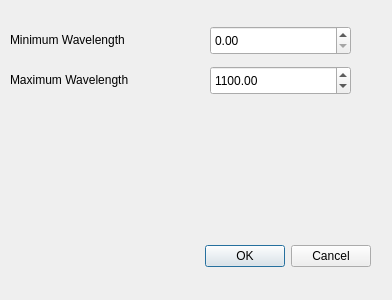
Qt form formslideplotsettings.ui (JairoSalazarV/QtHypCam) before a commit.
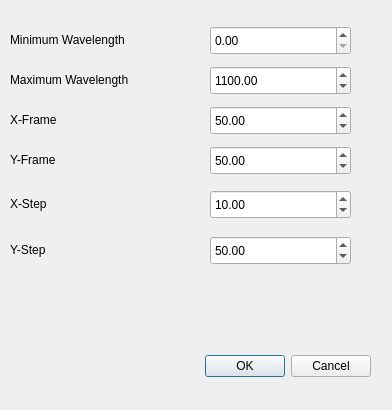
The same form after that commit.

Patch:
```diff
--- a/formslideplotsettings.ui
+++ b/formslideplotsettings.ui
@@ -7,7 +7,7 @@
     <x>0</x>
     <y>0</y>
     <width>392</width>
-    <height>300</height>
+    <height>410</height>
    </rect>
   </property>
   <property name="windowTitle">
@@ -17,7 +17,7 @@
    <property name="geometry">
     <rect>
      <x>30</x>
-     <y>240</y>
+     <y>350</y>
      <width>341</width>
      <height>32</height>
     </rect>
@@ -93,6 +93,134 @@
     <string>Maximum Wavelength</string>
    </property>
   </widget>
+  <widget class="QDoubleSpinBox" name="spinBoxXFrame">
+   <property name="geometry">
+    <rect>
+     <x>210</x>
+     <y>106</y>
+     <width>141</width>
+     <height>29</height>
+    </rect>
+   </property>
+   <property name="minimum">
+    <double>0.000000000000000</double>
+   </property>
+   <property name="maximum">
+    <double>15000.000000000000000</double>
+   </property>
+   <property name="value">
+    <double>50.000000000000000</double>
+   </property>
+  </widget>
+  <widget class="QLabel" name="label_3">
+   <property name="geometry">
+    <rect>
+     <x>10</x>
+     <y>110</y>
+     <width>181</width>
+     <height>20</height>
+    </rect>
+   </property>
+   <property name="text">
+    <string>X-Frame</string>
+   </property>
+  </widget>
+  <widget class="QDoubleSpinBox" name="spinBoxYFrame">
+   <property name="geometry">
+    <rect>
+     <x>210</x>
+     <y>146</y>
+     <width>141</width>
+     <height>29</height>
+    </rect>
+   </property>
+   <property name="minimum">
+    <double>0.000000000000000</double>
+   </property>
+   <property name="maximum">
+    <double>15000.000000000000000</double>
+   </property>
+   <property name="value">
+    <double>50.000000000000000</double>
+   </property>
+  </widget>
+  <widget class="QLabel" name="label_4">
+   <property name="geometry">
+    <rect>
+     <x>10</x>
+     <y>150</y>
+     <width>181</width>
+     <height>20</height>
+    </rect>
+   </property>
+   <property name="text">
+    <string>Y-Frame</string>
+   </property>
+  </widget>
+  <widget class="QLabel" name="label_5">
+   <property name="geometry">
+    <rect>
+     <x>10</x>
+     <y>194</y>
+     <width>181</width>
+     <height>20</height>
+    </rect>
+   </property>
+   <property name="text">
+    <string>X-Step</string>
+   </property>
+  </widget>
+  <widget class="QDoubleSpinBox" name="spinBoxXStep">
+   <property name="geometry">
+    <rect>
+     <x>210</x>
+     <y>190</y>
+     <width>141</width>
+     <height>29</height>
+    </rect>
+   </property>
+   <property name="minimum">
+    <double>0.000000000000000</double>
+   </property>
+   <property name="maximum">
+    <double>15000.000000000000000</double>
+   </property>
+   <property name="value">
+    <double>10.000000000000000</double>
+   </property>
+  </widget>
+  <widget class="QLabel" name="label_6">
+   <property name="geometry">
+    <rect>
+     <x>10</x>
+     <y>240</y>
+     <width>181</width>
+     <height>20</height>
+    </rect>
+   </property>
+   <property name="text">
+    <string>Y-Step</string>
+   </property>
+  </widget>
+  <widget class="QDoubleSpinBox" name="spinBoxYStep">
+   <property name="geometry">
+    <rect>
+     <x>210</x>
+     <y>236</y>
+     <width>141</width>
+     <height>29</height>
+    </rect>
+   </property>
+   <property name="minimum">
+    <double>0.000000000000000</double>
+   </property>
+   <property name="maximum">
+    <double>15000.000000000000000</double>
+   </property>
+   <property name="value">
+    <double>50.000000000000000</double>
+   </property>
+  </widget>
  </widget>
  <resources/>
  <connections>
```
